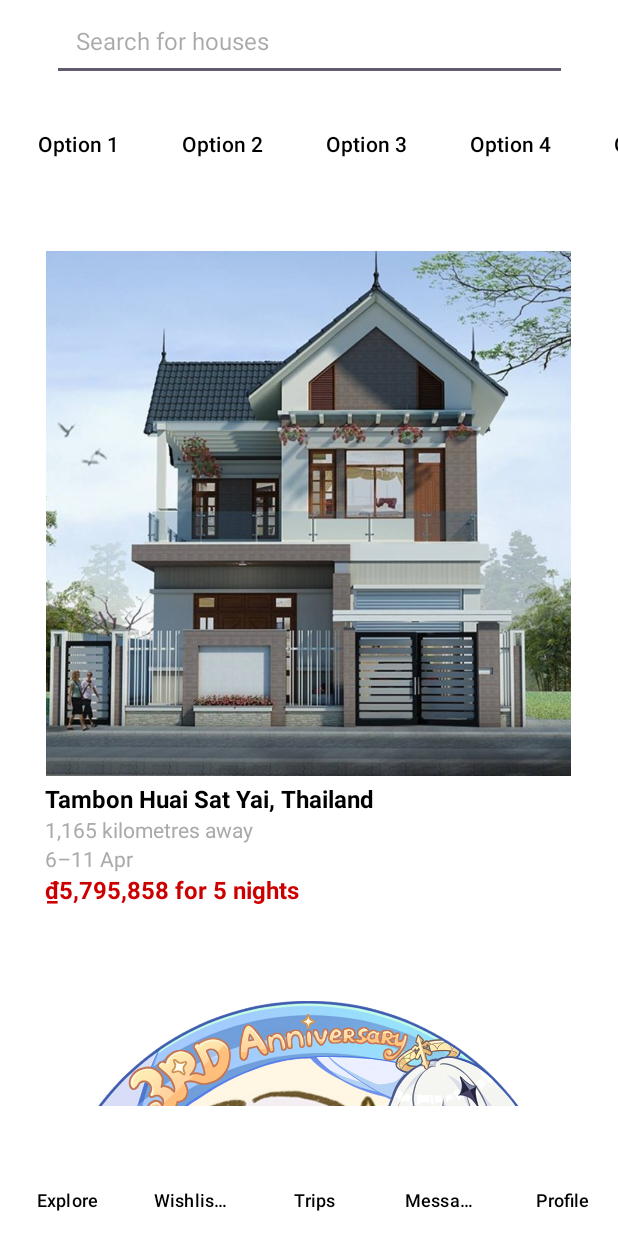
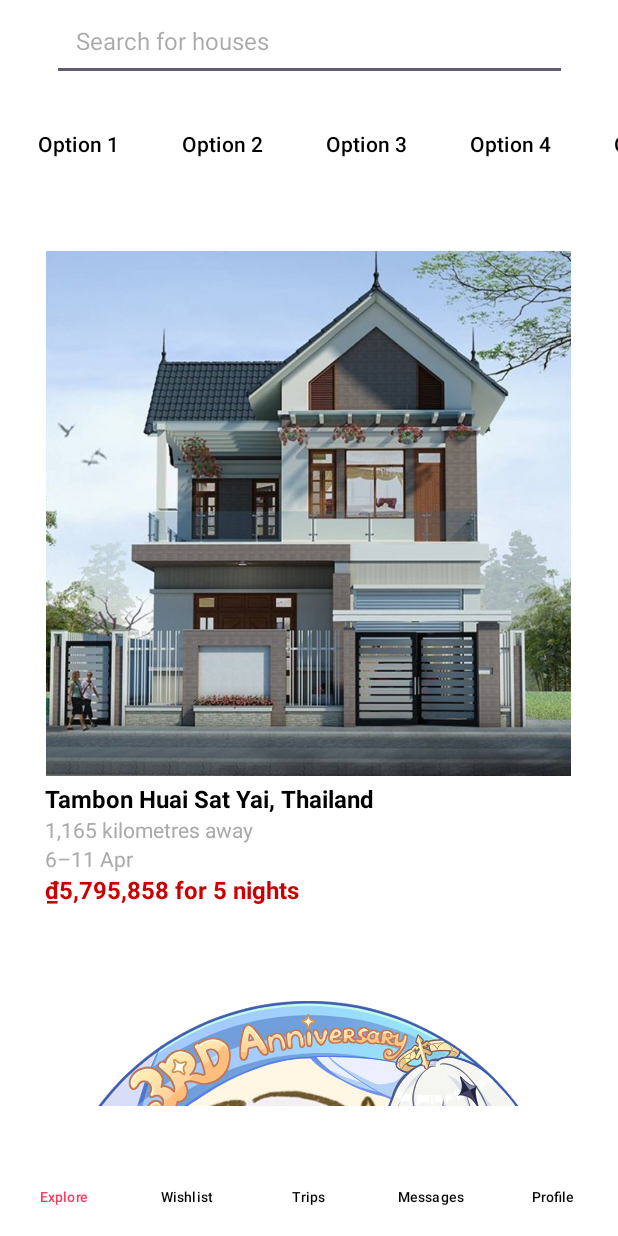
Before and after one commit to dkozTA/Livana, an Android app: the screen it shows after launch (MainActivity), on a phone screen of 412 x 824 dp. Run offline under Robolectric (Android 15) with nearby library versions, the phone set to English and light mode, and no system bars.

Commit message:
refactor the footer

```diff
--- a/app/src/main/java/com/example/myapplication/ui/MainActivity.java
+++ b/app/src/main/java/com/example/myapplication/ui/MainActivity.java
@@ -21,17 +21,44 @@ public class MainActivity extends AppCompatActivity {
         setupFooterNavigation();
     }
 
+    private void updateButtonStates(int selectedButtonId) {
+        int[] buttonIds = {
+                R.id.button_explore,
+                R.id.button_wishlists,
+                R.id.button_trips,
+                R.id.button_messages,
+                R.id.button_profile
+        };
+
+        for (int id : buttonIds) {
+            findViewById(id).setSelected(id == selectedButtonId);
+        }
+    }
+
     private void setupFooterNavigation() {
-        findViewById(R.id.button_explore).setOnClickListener(v ->
-                loadFragment(new ExploreFragment()));
-        findViewById(R.id.button_wishlists).setOnClickListener(v ->
-                loadFragment(new WishlistsFragment()));
-        findViewById(R.id.button_trips).setOnClickListener(v ->
-                loadFragment(new TripsFragment()));
-        findViewById(R.id.button_messages).setOnClickListener(v ->
-                loadFragment(new MessagesFragment()));
-        findViewById(R.id.button_profile).setOnClickListener(v ->
-                loadFragment(new ProfileFragment()));
+        findViewById(R.id.button_explore).setOnClickListener(v -> {
+            loadFragment(new ExploreFragment());
+            updateButtonStates(R.id.button_explore);
+        });
+        findViewById(R.id.button_wishlists).setOnClickListener(v -> {
+            loadFragment(new WishlistsFragment());
+            updateButtonStates(R.id.button_wishlists);
+        });
+        findViewById(R.id.button_trips).setOnClickListener(v -> {
+            loadFragment(new TripsFragment());
+            updateButtonStates(R.id.button_trips);
+        });
+        findViewById(R.id.button_messages).setOnClickListener(v -> {
+            loadFragment(new MessagesFragment());
+            updateButtonStates(R.id.button_messages);
+        });
+        findViewById(R.id.button_profile).setOnClickListener(v -> {
+            loadFragment(new ProfileFragment());
+            updateButtonStates(R.id.button_profile);
+        });
+
+        // Set initial state
+        updateButtonStates(R.id.button_explore);
     }
 
     private void loadFragment(Fragment fragment) {
--- /dev/null
+++ b/app/src/main/res/color/footer_button_text_color.xml
@@ -0,0 +1,6 @@
+<?xml version="1.0" encoding="utf-8"?>
+<selector xmlns:android="http://schemas.android.com/apk/res/android">
+    <item android:color="#FF385C" android:state_selected="true"/>
+    <item android:color="#000000" android:state_pressed="true"/>
+    <item android:color="#000000" android:state_selected="false"/>
+</selector>
--- a/app/src/main/res/drawable/button_background.xml
+++ /dev/null
@@ -1,5 +0,0 @@
-<?xml version="1.0" encoding="utf-8"?>
-<shape xmlns:android="http://schemas.android.com/apk/res/android">
-    <solid android:color="#FF0000" />
-    <corners android:radius="0dp" />
-</shape>
--- a/app/src/main/res/drawable/button_background_selector.xml
+++ /dev/null
@@ -1,10 +0,0 @@
-<?xml version="1.0" encoding="utf-8"?>
-<ripple xmlns:android="http://schemas.android.com/apk/res/android"
-    android:color="?android:attr/colorControlHighlight">
-    <item>
-        <shape android:shape="rectangle">
-            <solid android:color="#FF0000" />
-            <corners android:radius="0dp" />
-        </shape>
-    </item>
-</ripple>
--- /dev/null
+++ b/app/src/main/res/drawable/footer_button_background.xml
@@ -0,0 +1,21 @@
+<?xml version="1.0" encoding="utf-8"?>
+<selector xmlns:android="http://schemas.android.com/apk/res/android">
+    <item android:state_selected="true">
+        <shape android:shape="rectangle">
+            <solid android:color="#FFFFFF"/>
+            <corners android:radius="8dp"/>
+        </shape>
+    </item>
+    <item android:state_pressed="true">
+        <shape android:shape="rectangle">
+            <solid android:color="#F5F5F5"/>
+            <corners android:radius="8dp"/>
+        </shape>
+    </item>
+    <item>
+        <shape android:shape="rectangle">
+            <solid android:color="#FFFFFF"/>
+            <corners android:radius="8dp"/>
+        </shape>
+    </item>
+</selector>
--- a/app/src/main/res/drawable/footer_button_selector.xml
+++ /dev/null
@@ -1,15 +0,0 @@
-<ripple xmlns:android="http://schemas.android.com/apk/res/android"
-    android:color="@android:color/darker_gray"> <!-- The color of the ripple effect -->
-    <item android:id="@android:id/mask">
-        <shape
-            android:shape="rectangle">
-            <solid android:color="@android:color/white"/> <!-- Button's default background color -->
-        </shape>
-    </item>
-    <item>
-        <shape
-            android:shape="rectangle">
-            <solid android:color="@android:color/white"/> <!-- Button's default background color -->
-        </shape>
-    </item>
-</ripple>
--- a/app/src/main/res/drawable/rounded_button.xml
+++ /dev/null
@@ -1,6 +0,0 @@
-<?xml version="1.0" encoding="utf-8"?>
-<shape xmlns:android="http://schemas.android.com/apk/res/android">
-    <solid android:color="#FFFFFF" />
-    <corners android:radius="16dp" />
-    <stroke android:width="2dp" android:color="#000000" />
-</shape>
--- a/app/src/main/res/layout/footer.xml
+++ b/app/src/main/res/layout/footer.xml
@@ -13,6 +13,7 @@
         android:layout_height="wrap_content"
         android:orientation="horizontal"
         android:weightSum="5"
+        android:padding="2dp"
         android:background="@android:color/white"
         app:layout_constraintBottom_toBottomOf="parent"
         app:layout_constraintEnd_toEndOf="parent"
@@ -20,62 +21,63 @@
 
         <Button
             android:id="@+id/button_explore"
-            style="?android:attr/buttonBarButtonStyle"
             android:layout_width="0dp"
-            android:layout_height="wrap_content"
+            android:layout_height="48dp"
             android:layout_weight="1"
-            android:background="@drawable/rounded_button"
-            android:text="@string/explore"
-            android:textColor="#000000"
-            android:textSize="12sp"
-            android:clickable="true"
-            android:focusable="true" />
+            android:background="@drawable/ic_app_icon"
+            android:padding="4dp"
+            android:text="Explore"
+            android:textAllCaps="false"
+            android:textColor="@color/footer_button_text_color"
+            android:textSize="9sp" />
 
         <Button
             android:id="@+id/button_wishlists"
-            style="?android:attr/buttonBarButtonStyle"
             android:layout_width="0dp"
-            android:layout_height="wrap_content"
+            android:layout_height="48dp"
             android:layout_weight="1"
-            android:background="@drawable/rounded_button"
-            android:text="@string/wishlists"
-            android:textColor="#000000"
-            android:textSize="12sp"
-            android:clickable="true"
-            android:focusable="true" />
+            android:background="@drawable/ic_app_icon"
+            android:text="Wishlist"
+            android:textAllCaps="false"
+            android:padding="4dp"
+            android:textColor="@color/footer_button_text_color"
+            android:textSize="9sp" />
 
         <Button
             android:id="@+id/button_trips"
-            style="?android:attr/buttonBarButtonStyle"
             android:layout_width="0dp"
-            android:layout_height="wrap_content"
+            android:layout_height="48dp"
             android:layout_weight="1"
-            android:background="@drawable/rounded_button"
-            android:text="@string/trips"
-            android:textColor="#000000"
-            android:textSize="12sp" />
+            android:background="@drawable/ic_app_icon"
+            android:text="Trips"
+            android:textAllCaps="false"
+            android:padding="4dp"
+            android:textColor="@color/footer_button_text_color"
+            android:textSize="9sp" />
 
         <Button
             android:id="@+id/button_messages"
-            style="?android:attr/buttonBarButtonStyle"
             android:layout_width="0dp"
-            android:layout_height="wrap_content"
+            android:layout_height="48dp"
             android:layout_weight="1"
-            android:background="@drawable/rounded_button"
-            android:text="@string/messages"
-            android:textColor="#000000"
-            android:textSize="12sp" />
+            android:background="@drawable/ic_app_icon"
+            android:text="Messages"
+            android:textAllCaps="false"
+            android:padding="4dp"
+            android:textColor="@color/footer_button_text_color"
+            android:textSize="9sp" />
 
         <Button
             android:id="@+id/button_profile"
-            style="?android:attr/buttonBarButtonStyle"
             android:layout_width="0dp"
-            android:layout_height="wrap_content"
+            android:layout_height="48dp"
             android:layout_weight="1"
-            android:background="@drawable/rounded_button"
-            android:text="@string/profile"
-            android:textColor="#000000"
-            android:textSize="12sp" />
+            android:background="@drawable/ic_app_icon"
+            android:text="Profile"
+            android:textAllCaps="false"
+            android:padding="4dp"
+            android:textColor="@color/footer_button_text_color"
+            android:textSize="9sp" />
     </LinearLayout>
 
 </androidx.constraintlayout.widget.ConstraintLayout>
```
